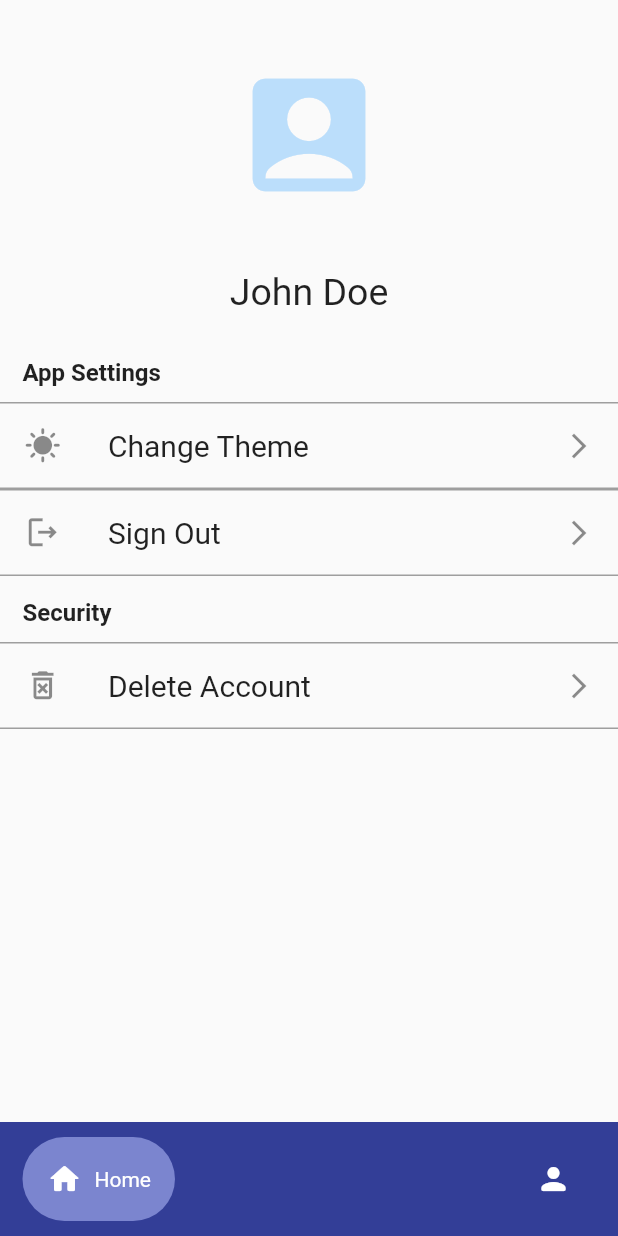
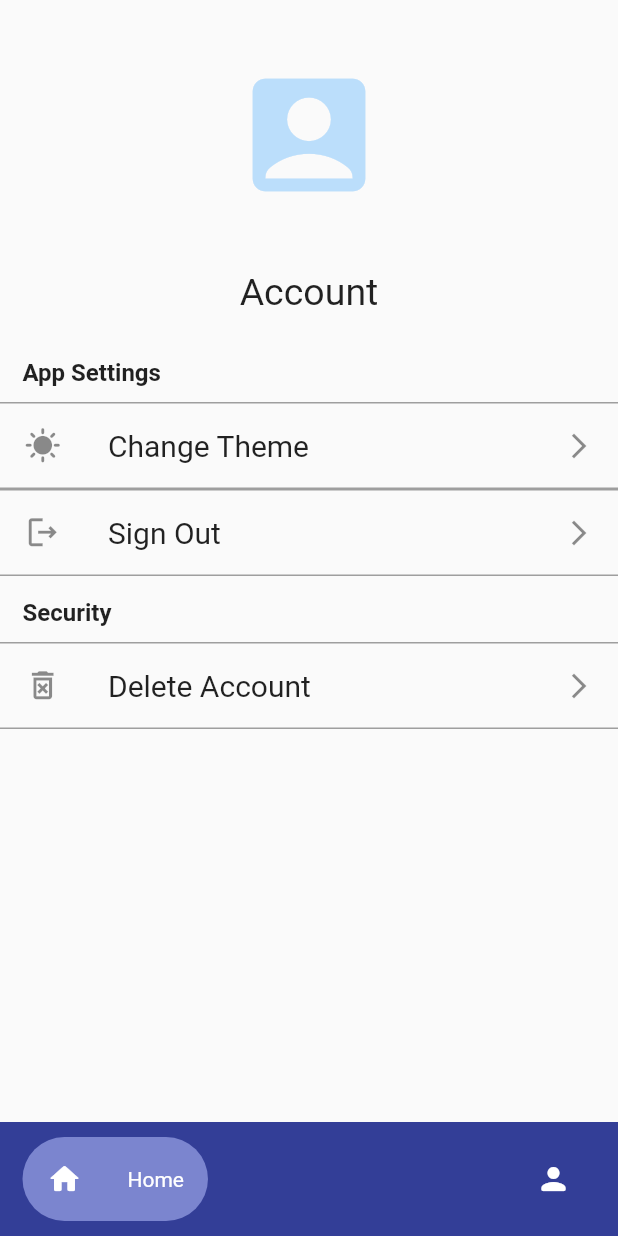
Before and after one commit to anthonyarinze/student_app, a Flutter app: the screen it shows once a user with an empty profile is signed in, on a phone screen of 412 x 824 dp. Run offline on Flutter 3.47's test engine with Material 2 defaults, Android fonts, the phone set to English and light mode, and no system bars; drawn by our look-alikes of google_nav_bar; our stand-ins replace date_picker_timeline, firebase_auth, firebase_core, flutter_local_notifications, flutter_native_timezone, flutter_staggered_animations and 6 more; accounts and stored records are empty.

Commit message:
Prep for Production

```diff
--- a/analysis_options.yaml
+++ b/analysis_options.yaml
@@ -7,7 +7,6 @@
 
 # The following line activates a set of recommended lints for Flutter apps,
 # packages, and plugins designed to encourage good coding practices.
-include: package:flutter_lints/flutter.yaml
 
 linter:
   # The lint rules applied to this project can be customized in the
@@ -24,6 +23,5 @@ linter:
   rules:
     # avoid_print: false  # Uncomment to disable the `avoid_print` rule
     # prefer_single_quotes: true  # Uncomment to enable the `prefer_single_quotes` rule
-
 # Additional information about this file can be found at
 # https://dart.dev/guides/language/analysis-options
--- a/lib/pages/master.dart
+++ b/lib/pages/master.dart
@@ -29,7 +29,7 @@ class _MasterState extends State<Master> {
             padding:
                 const EdgeInsets.symmetric(horizontal: 15.0, vertical: 10.0),
             child: GNav(
-              gap: 8.0,
+              gap: 30.0,
               padding: const EdgeInsets.all(16.0),
               activeColor: Colors.white,
               tabBackgroundColor: Palette.kLightThemeColorAccent,
--- a/lib/pages/profile.dart
+++ b/lib/pages/profile.dart
@@ -35,7 +35,7 @@ class Profile extends StatelessWidget {
             const Padding(
               padding: EdgeInsets.only(top: 15.0, bottom: 15.0),
               child: Center(
-                child: Text('John Doe', style: TextStyle(fontSize: 25)),
+                child: Text('Account', style: TextStyle(fontSize: 25)),
               ),
             ),
             Expanded(
```
Also changed, not shown: lib/utils/widgets.dart (+12 -3 lines), pubspec.yaml (+19 -43 lines), images/logo.png (added), pubspec.lock.
